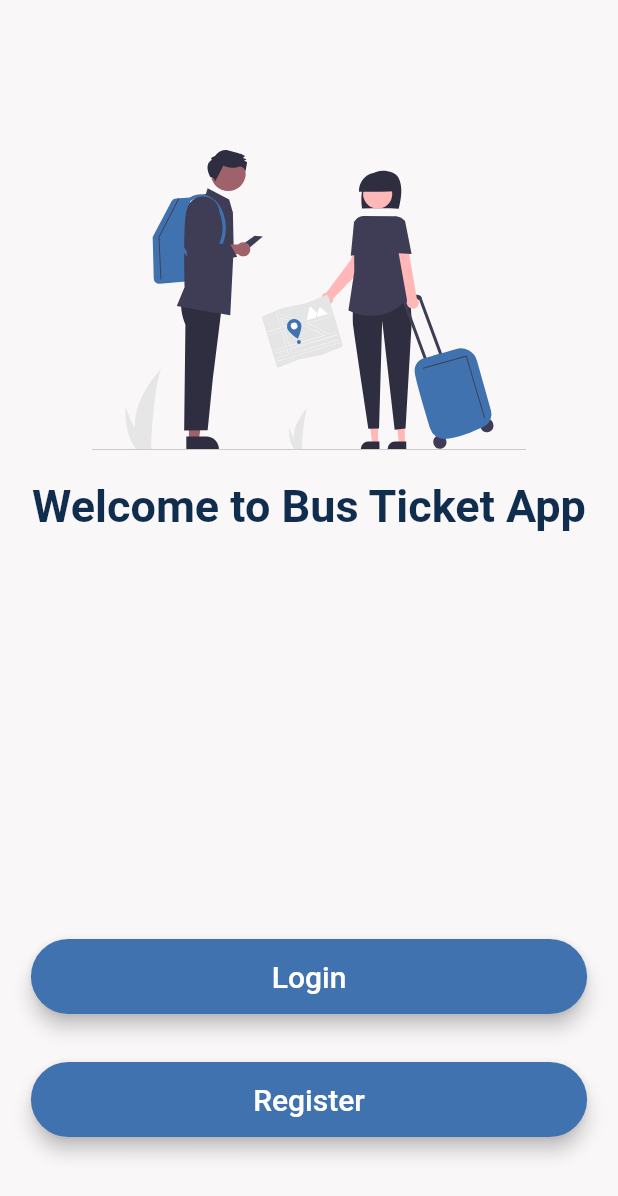
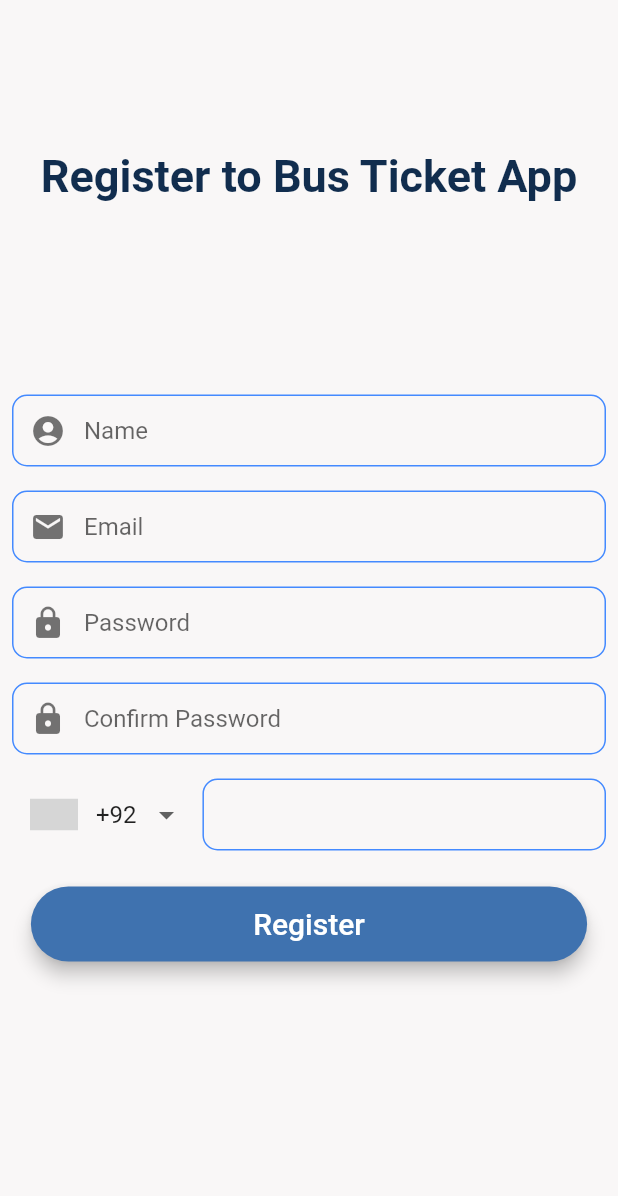
Before and after one commit to usamaTheFirst/bus_app, a Flutter app: the screen it shows after launch, after a tap on "Register", on a phone screen of 412 x 824 dp. Shown: the top 1196 px of the screen. Run offline on Flutter 3.47's test engine with Material 2 defaults, Android fonts, the phone set to English and light mode, and no system bars; drawn by our look-alikes of intl_phone_number_input; our stand-ins replace flutter_svg; grey boxes are pictures that could not be loaded.

Commit message:
"Added register screen"

```diff
--- a/lib/constants/constants.dart
+++ b/lib/constants/constants.dart
@@ -6,19 +6,19 @@ const kBackgroundColor = Color(0xFFF9F7F7);
 const kPrimaryColor = Color(0xFF3F72AF);
 const kTextColor = Color(0xFF112D4E);
 const kTextFieldDecoration = InputDecoration(
-  hintText: 'Enter your password',
-  prefixIcon: Icon(Icons.lock, color: Colors.black54),
+  // hintText: 'Enter your password',
+  // prefixIcon: Icon(Icons.lock, color: Colors.black54),
   contentPadding: EdgeInsets.symmetric(vertical: 10.0, horizontal: 20.0),
   border: OutlineInputBorder(
-    borderRadius: BorderRadius.all(Radius.circular(32.0)),
+    borderRadius: BorderRadius.all(Radius.circular(10.0)),
   ),
   enabledBorder: OutlineInputBorder(
     borderSide: BorderSide(color: Colors.blueAccent, width: 1.0),
-    borderRadius: BorderRadius.all(Radius.circular(32.0)),
+    borderRadius: BorderRadius.all(Radius.circular(10.0)),
   ),
   focusedBorder: OutlineInputBorder(
     borderSide: BorderSide(color: Colors.blueAccent, width: 2.0),
-    borderRadius: BorderRadius.all(Radius.circular(32.0)),
+    borderRadius: BorderRadius.all(Radius.circular(10.0)),
   ),
 );
 
--- a/lib/main.dart
+++ b/lib/main.dart
@@ -1,10 +1,16 @@
 import 'package:bus_ticket_app/screens/home_page.dart';
 import 'package:bus_ticket_app/screens/login_screen.dart';
+import 'package:bus_ticket_app/screens/signup_screen.dart';
 import 'package:flutter/material.dart';
+import 'package:flutter/services.dart';
 
 import 'constants/constants.dart';
 
 void main() {
+  WidgetsFlutterBinding.ensureInitialized();
+  SystemChrome.setPreferredOrientations(
+      [DeviceOrientation.portraitUp, DeviceOrientation.portraitDown]);
+
   runApp(const MyApp());
 }
 
@@ -16,8 +22,9 @@ class MyApp extends StatelessWidget {
   Widget build(BuildContext context) {
     return MaterialApp(
       routes: {
-        LoginSCreen.routeName: (context) => LoginSCreen(),
+        LoginScreen.routeName: (context) => LoginScreen(),
         HomePage.routeName: (context) => HomePage(),
+        SignupScreen.routeName: (context) => SignupScreen()
       },
       title: 'Flutter Demo',
       theme: ThemeData(
--- a/lib/screens/home_page.dart
+++ b/lib/screens/home_page.dart
@@ -1,4 +1,6 @@
 import 'package:bus_ticket_app/constants/constants.dart';
+import 'package:bus_ticket_app/screens/login_screen.dart';
+import 'package:bus_ticket_app/screens/signup_screen.dart';
 import 'package:bus_ticket_app/widgets/rounded_button.dart';
 import 'package:flutter/material.dart';
 import 'package:flutter_svg/flutter_svg.dart';
@@ -22,8 +24,8 @@ class HomePage extends StatelessWidget {
                 width: 400,
               ),
             ),
-            Padding(
-              padding: const EdgeInsets.symmetric(vertical: 20),
+            const Padding(
+              padding: EdgeInsets.symmetric(vertical: 20),
               child: Text(
                 'Welcome to Bus Ticket App',
                 style: TextStyle(
@@ -33,9 +35,9 @@ class HomePage extends StatelessWidget {
                 ),
               ),
             ),
-            Spacer(),
+            const Spacer(),
             Container(
-                margin: EdgeInsets.only(bottom: 50),
+                margin: const EdgeInsets.only(bottom: 50),
                 // alignment: Alignment.bottomCenter,
                 child: Column(
                   children: [
@@ -43,12 +45,14 @@ class HomePage extends StatelessWidget {
                         color: kPrimaryColor,
                         title: "Login",
                         function: () {
-                          Navigator.pushNamed(context, '/login');
+                          Navigator.pushNamed(context, LoginScreen.routeName);
                         }),
                     RoundedButton(
                         color: kPrimaryColor,
                         title: "Register",
-                        function: () {})
+                        function: () {
+                          Navigator.pushNamed(context, SignupScreen.routeName);
+                        })
                   ],
                 )),
           ],
--- a/lib/screens/login_screen.dart
+++ b/lib/screens/login_screen.dart
@@ -2,25 +2,27 @@ import 'package:bus_ticket_app/constants/constants.dart';
 import 'package:bus_ticket_app/widgets/rounded_button.dart';
 import 'package:flutter/material.dart';
 
-class LoginSCreen extends StatefulWidget {
-  const LoginSCreen({Key? key}) : super(key: key);
+class LoginScreen extends StatefulWidget {
+  const LoginScreen({Key? key}) : super(key: key);
   static const String routeName = '/login';
 
   @override
-  State<LoginSCreen> createState() => _LoginSCreenState();
+  State<LoginScreen> createState() => _LoginScreenState();
 }
 
-class _LoginSCreenState extends State<LoginSCreen> {
+class _LoginScreenState extends State<LoginScreen> {
   final GlobalKey<FormState> _formKey = GlobalKey();
 
   @override
   Widget build(BuildContext context) {
     return Scaffold(
       body: Column(
+        mainAxisAlignment: MainAxisAlignment.center,
+        crossAxisAlignment: CrossAxisAlignment.center,
         children: [
           Container(
             margin: EdgeInsets.only(top: 100),
-            alignment: Alignment.center,
+            // alignment: Alignment.center,
             child: Text(
               'Login to Bus Ticket App',
               style: TextStyle(
@@ -34,10 +36,10 @@ class _LoginSCreenState extends State<LoginSCreen> {
           SizedBox(height: 20),
           Form(
               key: _formKey,
-              child: Expanded(
+              child: Flexible(
                 child: ListView(
                   physics: AlwaysScrollableScrollPhysics(),
-                  // shrinkWrap: true,
+                  shrinkWrap: true,
                   children: [
                     Padding(
                       padding: const EdgeInsets.all(8.0),
@@ -52,6 +54,10 @@ class _LoginSCreenState extends State<LoginSCreen> {
                       padding: const EdgeInsets.all(8.0),
                       child: TextFormField(
                         decoration: kTextFieldDecoration.copyWith(
+                          prefixIcon: Icon(
+                            Icons.lock,
+                            color: Colors.black54,
+                          ),
                           hintText: 'Password',
                         ),
                       ),
@@ -60,7 +66,7 @@ class _LoginSCreenState extends State<LoginSCreen> {
                       title: 'Login',
                       color: kPrimaryColor,
                       function: () {},
-                    )
+                    ),
                   ],
                 ),
               ))
--- /dev/null
+++ b/lib/screens/signup_screen.dart
@@ -0,0 +1,125 @@
+import 'package:bus_ticket_app/constants/constants.dart';
+import 'package:bus_ticket_app/widgets/rounded_button.dart';
+import 'package:flutter/material.dart';
+import 'package:intl_phone_number_input/intl_phone_number_input.dart';
+
+class SignupScreen extends StatefulWidget {
+  const SignupScreen({Key? key}) : super(key: key);
+  static const String routeName = '/signup';
+
+  @override
+  State<SignupScreen> createState() => _SignupScreenState();
+}
+
+class _SignupScreenState extends State<SignupScreen> {
+  final GlobalKey<FormState> _formKey = GlobalKey();
+
+  @override
+  Widget build(BuildContext context) {
+    return Scaffold(
+      body: SingleChildScrollView(
+        child: Column(
+          mainAxisSize: MainAxisSize.max,
+          mainAxisAlignment: MainAxisAlignment.end,
+          children: [
+            Container(
+              margin: EdgeInsets.only(top: 100),
+              // alignment: Alignment.center,
+              child: Text(
+                'Register to Bus Ticket App',
+                style: TextStyle(
+                  fontSize: 30,
+                  fontFamily: 'Roboto',
+                  color: kTextColor,
+                  fontWeight: FontWeight.bold,
+                ),
+              ),
+            ),
+            SizedBox(height: 20),
+            if (MediaQuery.of(context).viewInsets.bottom <= 0)
+              SizedBox(
+                height: 100,
+              ),
+            Form(
+                key: _formKey,
+                child: Column(
+                  mainAxisSize: MainAxisSize.min,
+                  children: [
+                    Padding(
+                      padding: const EdgeInsets.all(8.0),
+                      child: TextFormField(
+                        textInputAction: TextInputAction.next,
+                        decoration: kTextFieldDecoration.copyWith(
+                          hintText: "Name",
+                          prefixIcon:
+                              Icon(Icons.account_circle, color: Colors.black54),
+                        ),
+                      ),
+                    ),
+                    Padding(
+                      padding: const EdgeInsets.all(8.0),
+                      child: TextFormField(
+                        textInputAction: TextInputAction.next,
+                        decoration: kTextFieldDecoration.copyWith(
+                          hintText: 'Email',
+                          prefixIcon: Icon(
+                            Icons.email,
+                            color: Colors.black54,
+                          ),
+                        ),
+                        validator: (val) {
+                          if (val!.isEmpty) {
+                            return 'Please enter your email';
+                          }
+                        },
+                      ),
+                    ),
+                    Padding(
+                      padding: const EdgeInsets.all(8.0),
+                      child: TextFormField(
+                        textInputAction: TextInputAction.next,
+                        decoration: kTextFieldDecoration.copyWith(
+                          hintText: 'Password',
+                          prefixIcon: Icon(
+                            Icons.lock,
+                            color: Colors.black54,
+                          ),
+                        ),
+                      ),
+                    ),
+                    Padding(
+                      padding: const EdgeInsets.all(8.0),
+                      child: TextFormField(
+                        textInputAction: TextInputAction.next,
+                        decoration: kTextFieldDecoration.copyWith(
+                          hintText: 'Confirm Password',
+                          prefixIcon: Icon(
+                            Icons.lock,
+                            color: Colors.black54,
+                          ),
+                        ),
+                      ),
+                    ),
+                    Padding(
+                      padding: const EdgeInsets.all(8.0),
+                      child: InternationalPhoneNumberInput(
+                        initialValue: PhoneNumber(isoCode: 'PK'),
+                        onInputChanged: (val) {},
+                        inputDecoration: kTextFieldDecoration,
+                      ),
+                    ),
+                    RoundedButton(
+                      title: 'Register',
+                      color: kPrimaryColor,
+                      function: () {
+                        _formKey.currentState!.validate();
+                      },
+                    ),
+                  ],
+                ))
+          ],
+        ),
+      ),
+    );
+  }
+}
--- a/pubspec.yaml
+++ b/pubspec.yaml
@@ -35,6 +35,8 @@ dependencies:
   # Use with the CupertinoIcons class for iOS style icons.
   cupertino_icons: ^1.0.2
   flutter_svg: ^1.0.3
+  intl_phone_number_input: ^0.7.0+2
+
 
 dev_dependencies:
   flutter_test:
```
Also changed, not shown: pubspec.lock.
